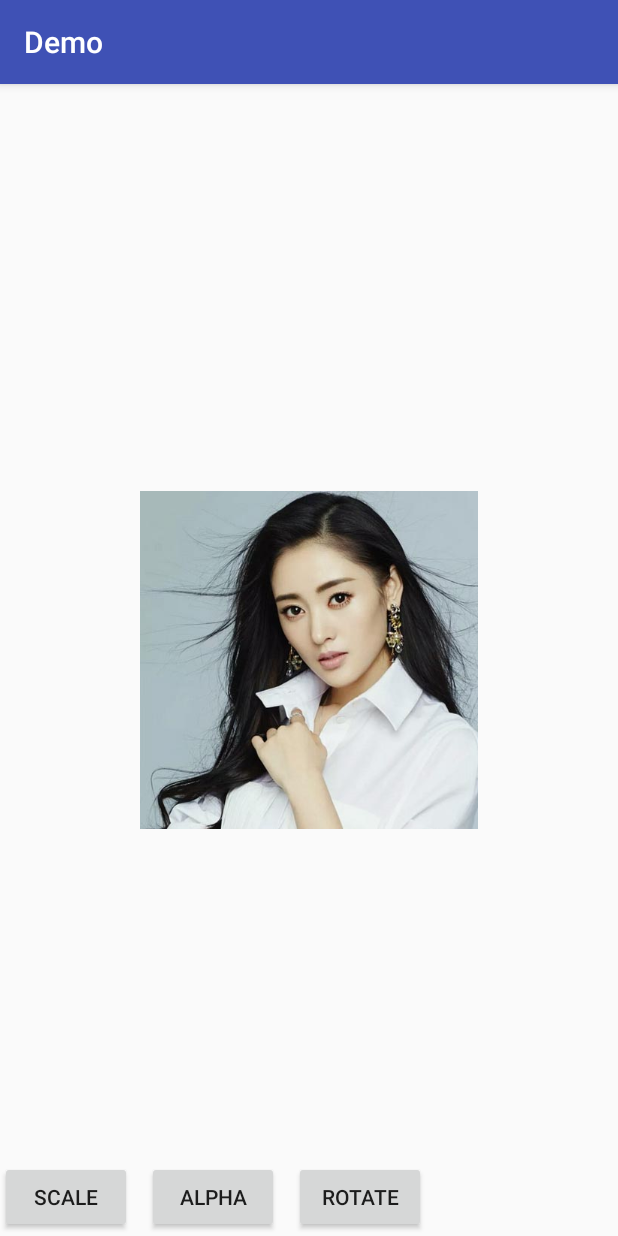
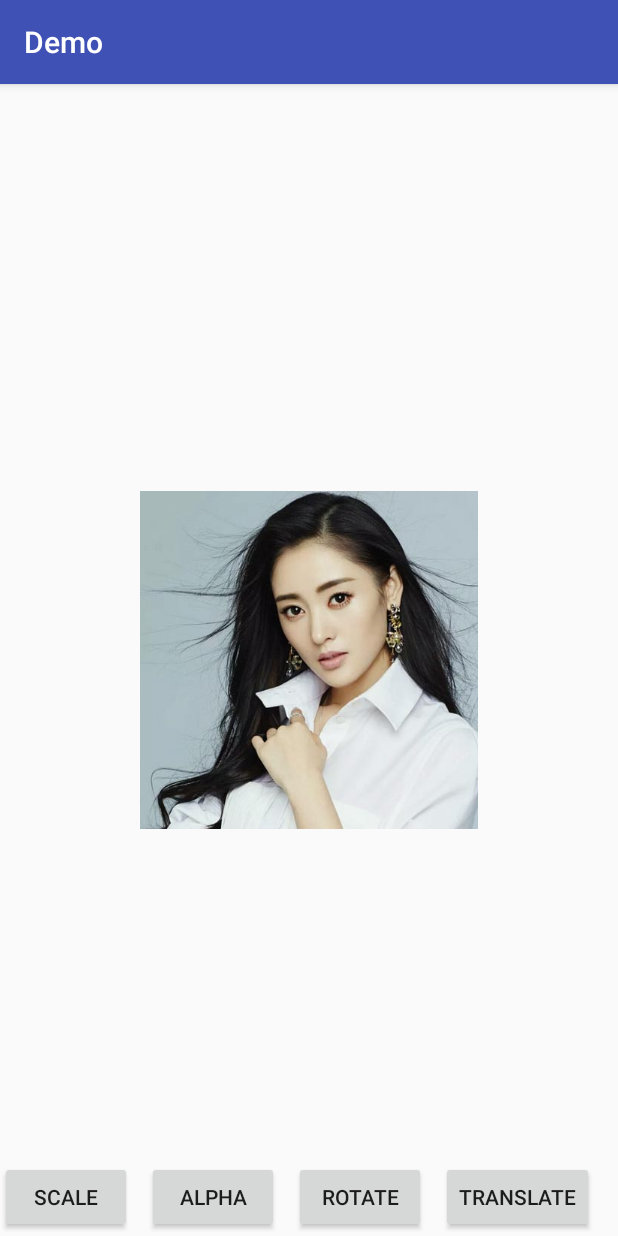
Before and after one commit to wintonBy/Demo, an Android app: the AnimDemoActivity screen opened directly, with no data from a screen before it, on a phone screen of 412 x 824 dp. Run offline under Robolectric (Android 15) with nearby library versions, the phone set to English and light mode, and no system bars.

Commit message:
增加位移动画

```diff
--- a/app/src/main/java/com/winton/demo/AnimDemoActivity.java
+++ b/app/src/main/java/com/winton/demo/AnimDemoActivity.java
@@ -6,6 +6,7 @@ import android.view.View;
 import android.view.animation.AlphaAnimation;
 import android.view.animation.Animation;
 import android.view.animation.AnimationUtils;
+import android.view.animation.RotateAnimation;
 import android.view.animation.ScaleAnimation;
 import android.widget.Button;
 import android.widget.ImageView;
@@ -19,13 +20,16 @@ public class AnimDemoActivity extends BaseActivity implements View.OnClickListen
     private Button mBtScale;
     private Button mBtAlpha;
     private Button mBtRotate;
+    private Button mBtTranslate;
 
     private Animation scaleAnimation;
     private Animation alphaAnimation;
     private Animation rotateAnimation;
+    private Animation translateAnimation;
 
     private ScaleAnimation mScaleAnimation;
     private AlphaAnimation mAlphaAnimation;
+    private RotateAnimation mRotateAnimation;
 
 
     @Override
@@ -36,6 +40,7 @@ public class AnimDemoActivity extends BaseActivity implements View.OnClickListen
         mBtScale = (Button) findViewById(R.id.bt_anim_scale);
         mBtAlpha = (Button)findViewById(R.id.bt_anim_alpha);
         mBtRotate = (Button)findViewById(R.id.bt_anim_rotate) ;
+        mBtTranslate = (Button)findViewById(R.id.bt_anim_translate);
         initData();
         initListener();
     }
@@ -44,6 +49,7 @@ public class AnimDemoActivity extends BaseActivity implements View.OnClickListen
         scaleAnimation = AnimationUtils.loadAnimation(AnimDemoActivity.this,R.anim.scale);
         alphaAnimation = AnimationUtils.loadAnimation(AnimDemoActivity.this,R.anim.alpha);
         rotateAnimation = AnimationUtils.loadAnimation(AnimDemoActivity.this,R.anim.rotate);
+        translateAnimation = AnimationUtils.loadAnimation(AnimDemoActivity.this,R.anim.translate);
 
         /*code*/
         mScaleAnimation = new ScaleAnimation(0,1,0,1);
@@ -54,12 +60,18 @@ public class AnimDemoActivity extends BaseActivity implements View.OnClickListen
         mAlphaAnimation.setDuration(2000);
         mAlphaAnimation.setRepeatMode(Animation.REVERSE);
         mAlphaAnimation.setRepeatCount(5);
+        mRotateAnimation = new RotateAnimation(0,90,50,50);
+        mRotateAnimation.setDuration(2000);
+        mRotateAnimation.setRepeatCount(4);
+        mRotateAnimation.setRepeatMode(Animation.REVERSE);
+        mRotateAnimation.setInterpolator(this,android.R.anim.accelerate_interpolator);
 
     }
     private void initListener(){
         mBtScale.setOnClickListener(this);
         mBtAlpha.setOnClickListener(this);
         mBtRotate.setOnClickListener(this);
+        mBtTranslate.setOnClickListener(this);
     }
 
     @Override
@@ -78,6 +90,11 @@ public class AnimDemoActivity extends BaseActivity implements View.OnClickListen
         if(view == mBtRotate){
             mIVAnim.clearAnimation();
             mIVAnim.startAnimation(rotateAnimation);
+//            mIVAnim.startAnimation(mRotateAnimation);
+        }
+        if(view == mBtTranslate){
+            mIVAnim.clearAnimation();
+            mIVAnim.startAnimation(translateAnimation);
         }
     }
 
--- a/app/src/main/res/anim/rotate.xml
+++ b/app/src/main/res/anim/rotate.xml
@@ -1,7 +1,12 @@
 <?xml version="1.0" encoding="utf-8"?>
  <rotate xmlns:android="http://schemas.android.com/apk/res/android"
     android:fromDegrees="0"
-    android:toDegrees="540"
+    android:toDegrees="90"
+    android:pivotX="50%"
+    android:pivotY="50%"
     android:duration="2000"
     android:fillBefore="true"
+    android:repeatCount="4"
+    android:repeatMode="reverse"
+    android:interpolator="@android:anim/cycle_interpolator"
     />
--- /dev/null
+++ b/app/src/main/res/anim/translate.xml
@@ -0,0 +1,9 @@
+<?xml version="1.0"  encoding="utf-8"?>
+<translate xmlns:android="http://schemas.android.com/apk/res/android"
+    android:fromXDelta="0"
+    android:toXDelta="50"
+    android:fromYDelta="0"
+    android:toYDelta="200"
+    android:duration="2000"
+    android:fillAfter="true"
+    />
--- a/app/src/main/res/layout/activity_anim_demo.xml
+++ b/app/src/main/res/layout/activity_anim_demo.xml
@@ -34,6 +34,12 @@
                 android:text="rotate"
                 android:layout_width="wrap_content"
                 android:layout_height="wrap_content" />
+            <Button
+                android:layout_marginLeft="10dp"
+                android:id="@+id/bt_anim_translate"
+                android:text="translate"
+                android:layout_width="wrap_content"
+                android:layout_height="wrap_content" />
         </LinearLayout>
     </HorizontalScrollView>
 
```
